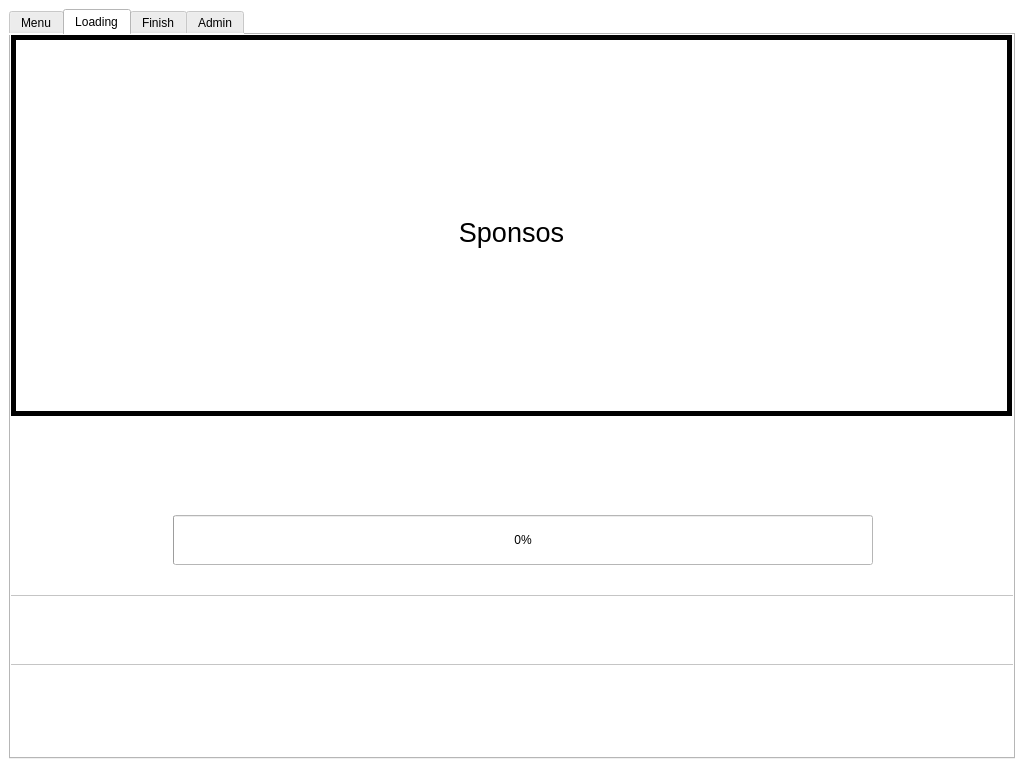
Before: the Qt Designer form gui/ui/main.ui in robotique-ecam/barbot-v2, drawn with Qt 5.
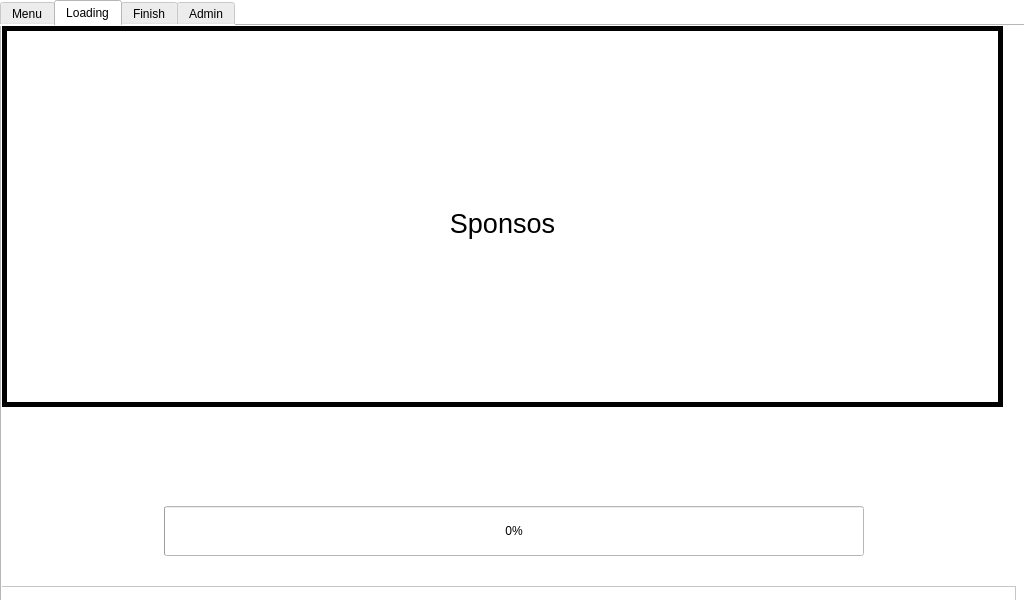
After: the same form once the commit is applied. The open tabs and pages were chosen to show the change. Icons and pictures are not drawn.

```diff
--- a/gui/ui/main.ui
+++ b/gui/ui/main.ui
@@ -2,24 +2,27 @@
 <ui version="4.0">
  <class>MainWindow</class>
  <widget class="QMainWindow" name="MainWindow">
+  <property name="enabled">
+   <bool>true</bool>
+  </property>
   <property name="geometry">
    <rect>
     <x>0</x>
     <y>0</y>
     <width>1024</width>
-    <height>768</height>
+    <height>600</height>
    </rect>
   </property>
   <property name="minimumSize">
    <size>
     <width>1024</width>
-    <height>768</height>
+    <height>600</height>
    </size>
   </property>
   <property name="maximumSize">
    <size>
     <width>1024</width>
-    <height>768</height>
+    <height>600</height>
    </size>
   </property>
   <property name="windowTitle">
@@ -29,12 +32,21 @@
    <string notr="true">background-color: rgb(255, 255, 255);</string>
   </property>
   <widget class="QWidget" name="centralwidget">
-   <layout class="QGridLayout" name="gridLayout">
-    <item row="0" column="0">
+   <property name="enabled">
+    <bool>true</bool>
+   </property>
      <widget class="QTabWidget" name="tabWidget">
       <property name="enabled">
        <bool>true</bool>
       </property>
+    <property name="geometry">
+     <rect>
+      <x>0</x>
+      <y>0</y>
+      <width>1031</width>
+      <height>621</height>
+     </rect>
+    </property>
       <property name="sizePolicy">
        <sizepolicy hsizetype="Expanding" vsizetype="Ignored">
         <horstretch>0</horstretch>
@@ -47,6 +59,12 @@
       <property name="currentIndex">
        <number>0</number>
       </property>
+    <property name="usesScrollButtons">
+     <bool>true</bool>
+    </property>
+    <property name="tabsClosable">
+     <bool>false</bool>
+    </property>
       <property name="tabBarAutoHide">
        <bool>true</bool>
       </property>
@@ -372,14 +390,14 @@
          <string>&lt;!DOCTYPE HTML PUBLIC &quot;-//W3C//DTD HTML 4.0//EN&quot; &quot;http://www.w3.org/TR/REC-html40/strict.dtd&quot;&gt;
 &lt;html&gt;&lt;head&gt;&lt;meta name=&quot;qrichtext&quot; content=&quot;1&quot; /&gt;&lt;style type=&quot;text/css&quot;&gt;
 p, li { white-space: pre-wrap; }
-&lt;/style&gt;&lt;/head&gt;&lt;body style=&quot; font-family:'Ubuntu'; font-size:11pt; font-weight:400; font-style:normal;&quot;&gt;
-&lt;p align=&quot;center&quot; style=&quot;-qt-paragraph-type:empty; margin-top:0px; margin-bottom:0px; margin-left:0px; margin-right:0px; -qt-block-indent:0; text-indent:0px;&quot;&gt;&lt;br /&gt;&lt;/p&gt;
-&lt;p align=&quot;center&quot; style=&quot;-qt-paragraph-type:empty; margin-top:0px; margin-bottom:0px; margin-left:0px; margin-right:0px; -qt-block-indent:0; text-indent:0px; font-size:20pt;&quot;&gt;&lt;br /&gt;&lt;/p&gt;
-&lt;p align=&quot;center&quot; style=&quot;-qt-paragraph-type:empty; margin-top:0px; margin-bottom:0px; margin-left:0px; margin-right:0px; -qt-block-indent:0; text-indent:0px; font-size:20pt;&quot;&gt;&lt;br /&gt;&lt;/p&gt;
-&lt;p align=&quot;center&quot; style=&quot;-qt-paragraph-type:empty; margin-top:0px; margin-bottom:0px; margin-left:0px; margin-right:0px; -qt-block-indent:0; text-indent:0px; font-size:20pt;&quot;&gt;&lt;br /&gt;&lt;/p&gt;
-&lt;p align=&quot;center&quot; style=&quot;-qt-paragraph-type:empty; margin-top:0px; margin-bottom:0px; margin-left:0px; margin-right:0px; -qt-block-indent:0; text-indent:0px; font-size:20pt;&quot;&gt;&lt;br /&gt;&lt;/p&gt;
-&lt;p align=&quot;center&quot; style=&quot;-qt-paragraph-type:empty; margin-top:0px; margin-bottom:0px; margin-left:0px; margin-right:0px; -qt-block-indent:0; text-indent:0px; font-size:20pt;&quot;&gt;&lt;br /&gt;&lt;/p&gt;
-&lt;p align=&quot;center&quot; style=&quot; margin-top:0px; margin-bottom:0px; margin-left:0px; margin-right:0px; -qt-block-indent:0; text-indent:0px;&quot;&gt;&lt;span style=&quot; font-size:20pt;&quot;&gt;Sponsos&lt;/span&gt;&lt;/p&gt;&lt;/body&gt;&lt;/html&gt;</string>
+&lt;/style&gt;&lt;/head&gt;&lt;body style=&quot; font-family:'MS Shell Dlg 2'; font-size:8pt; font-weight:400; font-style:normal;&quot;&gt;
+&lt;p align=&quot;center&quot; style=&quot;-qt-paragraph-type:empty; margin-top:0px; margin-bottom:0px; margin-left:0px; margin-right:0px; -qt-block-indent:0; text-indent:0px; font-family:'Ubuntu'; font-size:11pt;&quot;&gt;&lt;br /&gt;&lt;/p&gt;
+&lt;p align=&quot;center&quot; style=&quot;-qt-paragraph-type:empty; margin-top:0px; margin-bottom:0px; margin-left:0px; margin-right:0px; -qt-block-indent:0; text-indent:0px; font-family:'Ubuntu'; font-size:20pt;&quot;&gt;&lt;br /&gt;&lt;/p&gt;
+&lt;p align=&quot;center&quot; style=&quot;-qt-paragraph-type:empty; margin-top:0px; margin-bottom:0px; margin-left:0px; margin-right:0px; -qt-block-indent:0; text-indent:0px; font-family:'Ubuntu'; font-size:20pt;&quot;&gt;&lt;br /&gt;&lt;/p&gt;
+&lt;p align=&quot;center&quot; style=&quot;-qt-paragraph-type:empty; margin-top:0px; margin-bottom:0px; margin-left:0px; margin-right:0px; -qt-block-indent:0; text-indent:0px; font-family:'Ubuntu'; font-size:20pt;&quot;&gt;&lt;br /&gt;&lt;/p&gt;
+&lt;p align=&quot;center&quot; style=&quot;-qt-paragraph-type:empty; margin-top:0px; margin-bottom:0px; margin-left:0px; margin-right:0px; -qt-block-indent:0; text-indent:0px; font-family:'Ubuntu'; font-size:20pt;&quot;&gt;&lt;br /&gt;&lt;/p&gt;
+&lt;p align=&quot;center&quot; style=&quot;-qt-paragraph-type:empty; margin-top:0px; margin-bottom:0px; margin-left:0px; margin-right:0px; -qt-block-indent:0; text-indent:0px; font-family:'Ubuntu'; font-size:20pt;&quot;&gt;&lt;br /&gt;&lt;/p&gt;
+&lt;p align=&quot;center&quot; style=&quot; margin-top:0px; margin-bottom:0px; margin-left:0px; margin-right:0px; -qt-block-indent:0; text-indent:0px;&quot;&gt;&lt;span style=&quot; font-family:'Ubuntu'; font-size:20pt;&quot;&gt;Sponsos&lt;/span&gt;&lt;/p&gt;&lt;/body&gt;&lt;/html&gt;</string>
         </property>
         <property name="textInteractionFlags">
          <set>Qt::NoTextInteraction</set>
@@ -430,8 +448,41 @@
        </attribute>
       </widget>
      </widget>
-    </item>
-   </layout>
+   <widget class="QPushButton" name="settings">
+    <property name="geometry">
+     <rect>
+      <x>960</x>
+      <y>0</y>
+      <width>64</width>
+      <height>64</height>
+     </rect>
+    </property>
+    <property name="layoutDirection">
+     <enum>Qt::LeftToRight</enum>
+    </property>
+    <property name="text">
+     <string/>
+    </property>
+    <property name="icon">
+     <iconset resource="../images/resources.qrc">
+      <normaloff>:/Logo/gear_icon.png</normaloff>:/Logo/gear_icon.png</iconset>
+    </property>
+    <property name="iconSize">
+     <size>
+      <width>64</width>
+      <height>64</height>
+     </size>
+    </property>
+    <property name="checkable">
+     <bool>false</bool>
+    </property>
+    <property name="default">
+     <bool>false</bool>
+    </property>
+    <property name="flat">
+     <bool>true</bool>
+    </property>
+   </widget>
   </widget>
  </widget>
  <resources>
```
Left out of the diff: 14 changed lines with no effect on the pictures. Lines whose indentation alone changed are shown as unchanged.
